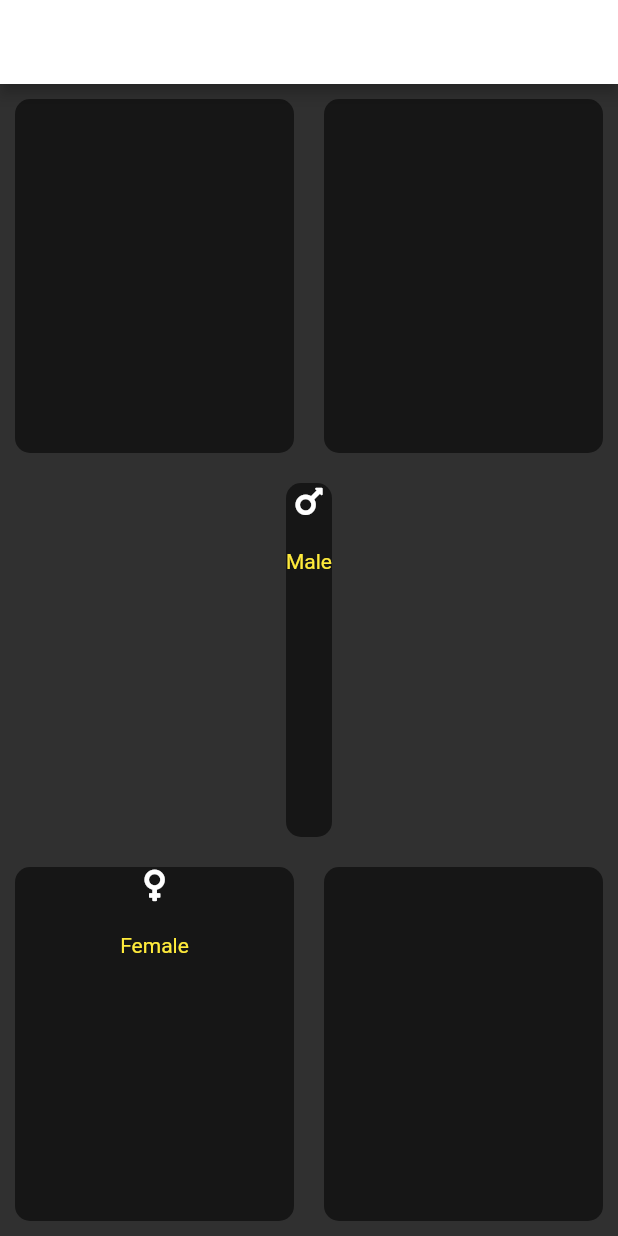
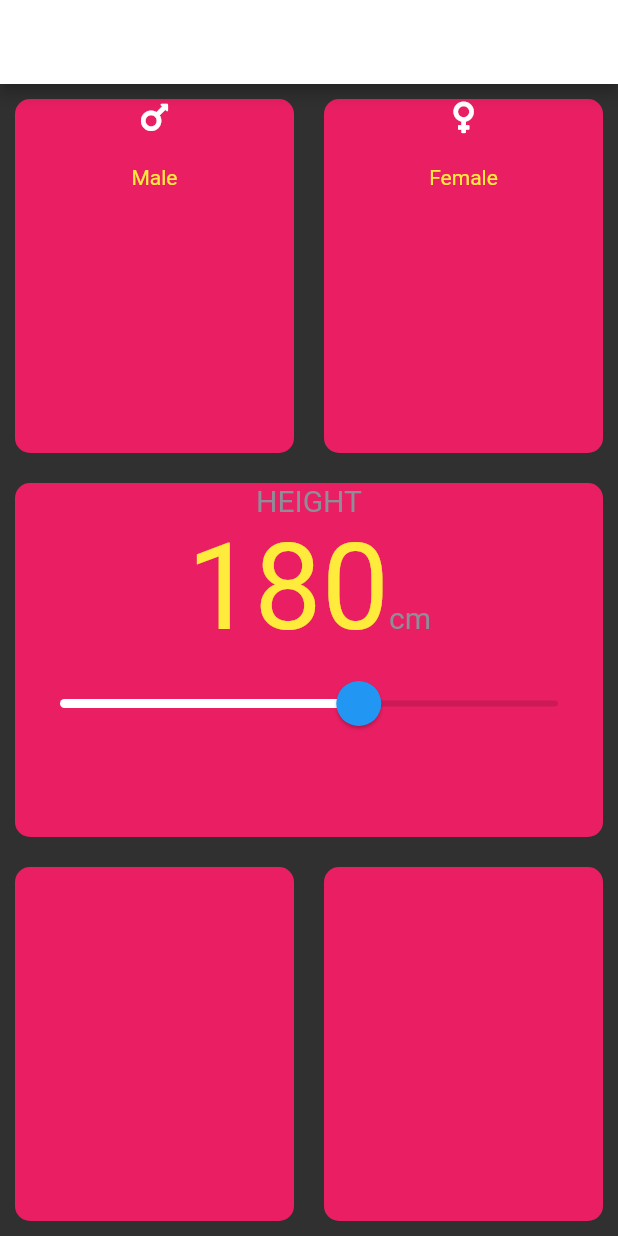
Before and after one commit to NirajanHub/bmiCalculatorFlutter, a Flutter app: the screen it shows after launch, on a phone screen of 412 x 824 dp. Run offline on Flutter 3.47's test engine with Material 2 defaults, Android fonts, the phone set to English and light mode, and no system bars; our stand-ins replace font_awesome_flutter.

Commit message:
slider theeme made

```diff
--- /dev/null
+++ b/lib/constatnts.dart
@@ -0,0 +1,8 @@
+import 'package:flutter/material.dart';
+
+const kActiveColor = Colors.blue;
+const kInactiveColor = Colors.pink;
+const kLabelTextType = TextStyle(
+  fontSize: 20.0,
+  color: Color(0xFF8D8E98),
+);
--- a/lib/home_page.dart
+++ b/lib/home_page.dart
@@ -4,9 +4,7 @@ import 'package:flutter/material.dart';
 import 'package:font_awesome_flutter/font_awesome_flutter.dart';
 
 import 'boxItems.dart';
-
-const activeColor = Colors.blue;
-const inactiveColor = Colors.black54;
+import 'constatnts.dart';
 
 const bottomAppColor = Colors.pink;
 
@@ -19,6 +17,8 @@ class MyHomePage extends StatefulWidget {
 }
 
 class _MyHomePageState extends State<MyHomePage> {
+  int height = 180;
+
   @override
   Widget build(BuildContext context) {
     return Scaffold(
@@ -31,37 +31,71 @@ class _MyHomePageState extends State<MyHomePage> {
             child: Row(
           children: <Widget>[
             Expanded(
-                child: GestureDetector(
-              onTap: () {
+                //male
+                child: ReusableCard(
+                    onPress: () {
                       setState(() {
                         updateCardColor(1);
                       });
                     },
-              child: GestureDetector(
-                  onTap: () {
+                    color: maleCardColor,
+                    cardChild: BoxItems(FontAwesomeIcons.mars, "Male"))),
+
+            //female
+            Expanded(
+              child: ReusableCard(
+                  onPress: () {
                     setState(() {
-                      updateCardColor(1);
+                      updateCardColor(2);
                     });
                   },
-                  child: ReusableCard(color: Colors.pink)),
-            )),
-            Expanded(
-              child: ReusableCard(color: Colors.pink),
+                  color: femaleCardColor,
+                  cardChild: BoxItems(FontAwesomeIcons.venus, "Female")),
             )
           ],
         )),
+        //scroll bar
         Expanded(
             child: ReusableCard(
           color: Colors.pink,
-            cardChild: BoxItems(FontAwesomeIcons.mars, "Male"),
+          cardChild: Column(children: <Widget>[
+            Container(
+              child: Text("HEIGHT", style: kLabelTextType),
             ),
+            Row(
+              crossAxisAlignment: CrossAxisAlignment.baseline,
+              mainAxisAlignment: MainAxisAlignment.center,
+              textBaseline: TextBaseline.alphabetic,
+              children: <Widget>[
+                Text(height.toString(), style: TextStyle(fontSize: 80.0)),
+                Text("cm", style: kLabelTextType)
+              ],
             ),
+            SliderTheme(
+              data: SliderTheme.of(context).copyWith(
+                  inactiveTrackColor: Colors.black12,
+                  activeTrackColor: Colors.white,
+                  thumbColor: Colors.blue,
+                  overlayColor: Colors.black,
+                  thumbShape: RoundSliderThumbShape(enabledThumbRadius: 15.0),
+                  overlayShape: RoundSliderOverlayShape(overlayRadius: 30.0)),
+              child: Slider(
+                  value: height.toDouble(),
+                  max: 220.0,
+                  min: 120.0,
+                  onChanged: (double newValue) {
+                    setState(() {
+                      height = newValue.round();
+                    });
+                  }),
+            )
+          ]),
+        )),
         Expanded(
             child: Row(
           children: <Widget>[
             Expanded(
                 child: ReusableCard(
-              cardChild: BoxItems(FontAwesomeIcons.venus, "Female"),
               color: Colors.pink,
             )),
             Expanded(
@@ -73,17 +107,25 @@ class _MyHomePageState extends State<MyHomePage> {
     );
   }
 
-  Color maleCardColor = inactiveColor;
-  Color femaleCardColor = inactiveColor;
+  Color maleCardColor = kInactiveColor;
+  Color femaleCardColor = kInactiveColor;
 
   void updateCardColor(int gender) {
     if (gender == 1) {
-      if (maleCardColor == inactiveColor) {
-        maleCardColor = activeColor;
-        femaleCardColor = inactiveColor;
+      if (maleCardColor == kInactiveColor) {
+        maleCardColor = kActiveColor;
+        femaleCardColor = kInactiveColor;
       } else {
-        femaleCardColor = activeColor;
-        maleCardColor = inactiveColor;
+        femaleCardColor = kActiveColor;
+        maleCardColor = kInactiveColor;
+      }
+    } else {
+      if (femaleCardColor == kInactiveColor) {
+        femaleCardColor = kActiveColor;
+        maleCardColor = kInactiveColor;
+      } else {
+        maleCardColor = kActiveColor;
+        femaleCardColor = kInactiveColor;
       }
     }
   }
--- a/lib/reusableBox.dart
+++ b/lib/reusableBox.dart
@@ -4,17 +4,21 @@ import 'package:flutter/material.dart';
 class ReusableCard extends StatelessWidget {
   final Color color;
   final Widget cardChild;
+  final Function onPress;
 
-  ReusableCard({@required this.color, this.cardChild});
+  ReusableCard({@required this.color, this.cardChild, this.onPress});
 
   @override
   Widget build(BuildContext context) {
-    return Container(
-        child: cardChild,
-        margin: EdgeInsets.all(10.0),
-        decoration: BoxDecoration(
-            color: Colors.black54,
-            shape: BoxShape.rectangle,
-            borderRadius: BorderRadius.circular(10.0)));
+    return GestureDetector(
+      onTap: onPress,
+      child: Container(
+          child: cardChild,
+          margin: EdgeInsets.all(10.0),
+          decoration: BoxDecoration(
+              color: color,
+              shape: BoxShape.rectangle,
+              borderRadius: BorderRadius.circular(10.0))),
+    );
   }
 }
```
Lines whose indentation alone changed are shown as unchanged.
